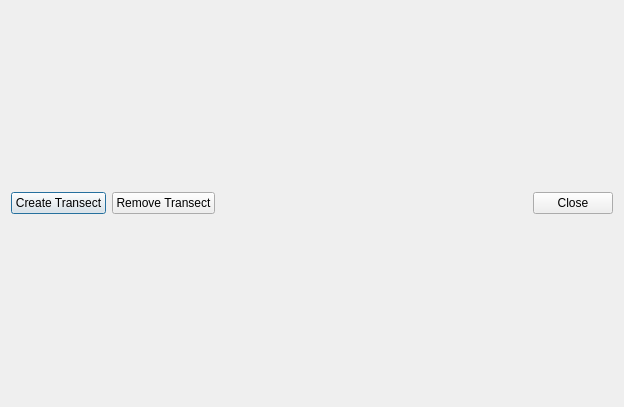
Qt form src/spool/ui/transect.ui (pyrocko/kite) before a commit.
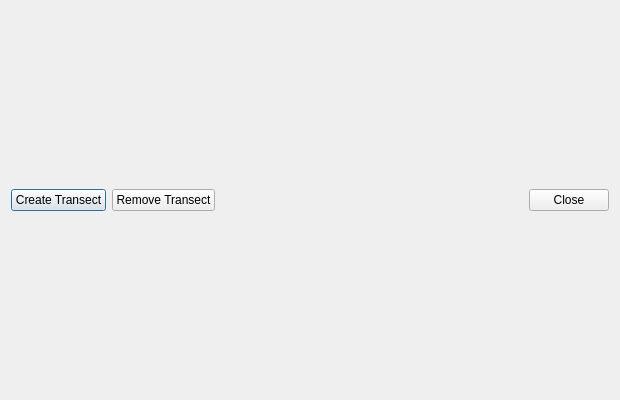
The same form after that commit.

Patch:
```diff
--- a/src/spool/ui/transect.ui
+++ b/src/spool/ui/transect.ui
@@ -6,14 +6,14 @@
    <rect>
     <x>0</x>
     <y>0</y>
-    <width>624</width>
-    <height>407</height>
+    <width>620</width>
+    <height>400</height>
    </rect>
   </property>
   <property name="minimumSize">
    <size>
-    <width>624</width>
-    <height>407</height>
+    <width>620</width>
+    <height>400</height>
    </size>
   </property>
   <property name="windowTitle">
```
